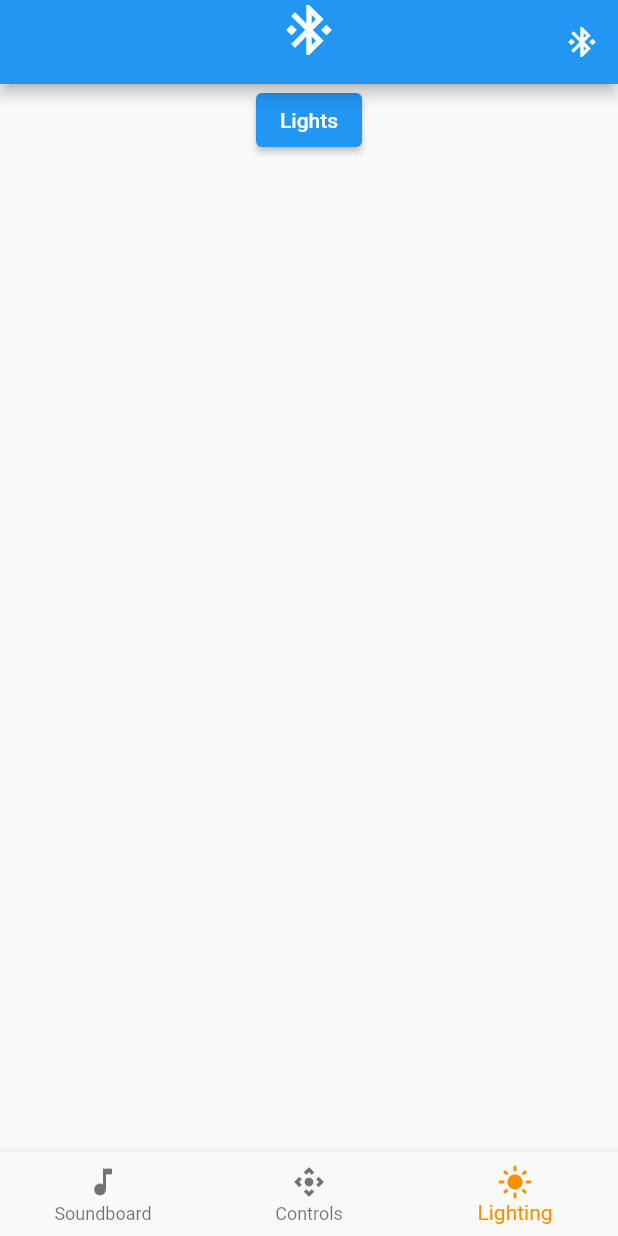
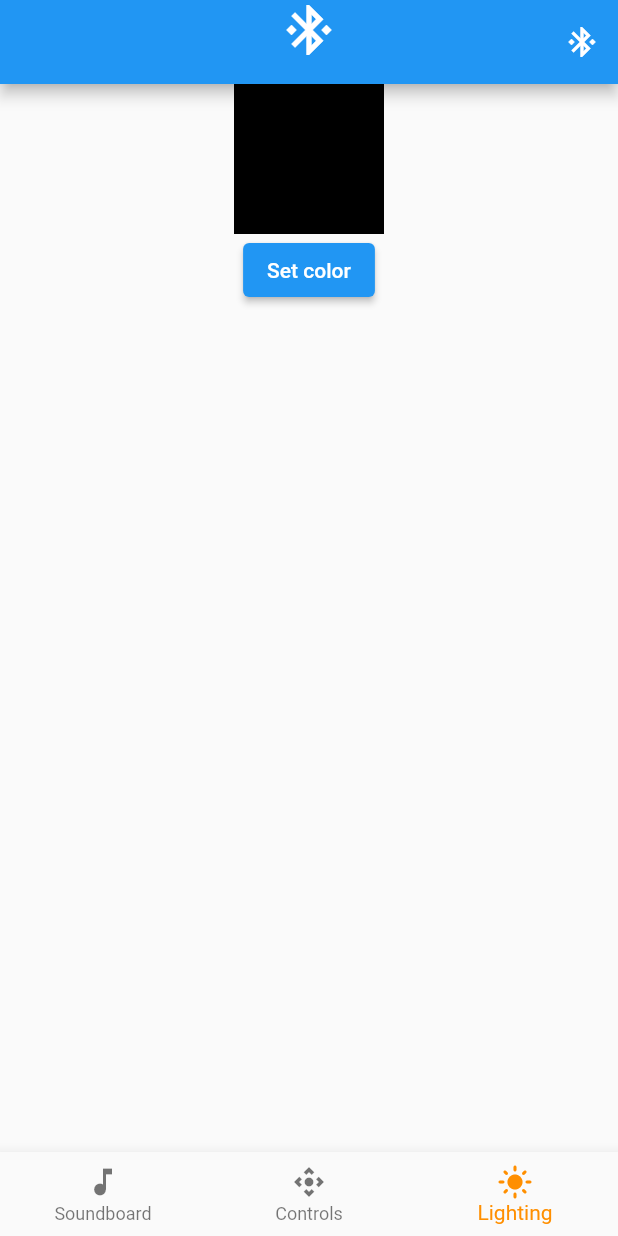
Before and after one commit to tipeJ/Moodlight, a Flutter app: the screen it shows after launch, item 3 of the bottom bar chosen, on a phone screen of 412 x 824 dp. Run offline on Flutter 3.47's test engine with Material 2 defaults, Android fonts, the phone set to English and light mode, and no system bars; our stand-ins replace audioplayers, flutter_blue_plus, flutter_colorpicker.

Commit message:
Added better light selection

```diff
--- a/lib/UI/screens/lighting_screen.dart
+++ b/lib/UI/screens/lighting_screen.dart
@@ -1,6 +1,17 @@
 import 'package:flutter/material.dart';
+import 'package:flutter_colorpicker/flutter_colorpicker.dart';
 import 'package:moodlight/UI/screens/screens.dart';
+import 'package:moodlight/models/models.dart';
 import 'package:provider/provider.dart';
+
+class LightingProvider extends ChangeNotifier {
+  SolidLightConfiguration? currentConfig;
+
+  void set_light_config(SolidLightConfiguration config) {
+    currentConfig = config;
+    notifyListeners();
+  }
+}
 
 class LightingScreen extends StatelessWidget {
   const LightingScreen({Key? key}) : super(key: key);
@@ -9,12 +20,80 @@
   Widget build(BuildContext context) {
     return Column(
       children: [
+        // Rectangle showing the current color
+        GestureDetector(
+          onTap: () async {
+            Color preColor =
+                Provider.of<LightingProvider>(context, listen: false)
+                            .currentConfig ==
+                        null
+                    ? Colors.black
+                    : Color.fromARGB(
+                        Provider.of<LightingProvider>(context, listen: false)
+                            .currentConfig!
+                            .white,
+                        Provider.of<LightingProvider>(context, listen: false)
+                            .currentConfig!
+                            .red,
+                        Provider.of<LightingProvider>(context, listen: false)
+                            .currentConfig!
+                            .green,
+                        Provider.of<LightingProvider>(context, listen: false)
+                            .currentConfig!
+                            .blue);
+            // Use FlutterColorPicker to select a color
+            Color? result = await showDialog(
+                context: context,
+                builder: ((context) {
+                  Color _currentColor = preColor;
+                  return AlertDialog(
+                    title: const Text("Pick a color"),
+                    content: SingleChildScrollView(
+                      child: ColorPicker(
+                        pickerColor: preColor,
+                        onColorChanged: (color) {
+                          _currentColor = color;
+                        },
+                        pickerAreaHeightPercent: 0.8,
+                      ),
+                    ),
+                    actions: [
+                      ElevatedButton(
+                          onPressed: () {
+                            Navigator.of(context).pop(_currentColor);
+                          },
+                          child: const Text("Close"))
+                    ],
+                  );
+                }));
+
+            if (result == null) return;
+            Provider.of<LightingProvider>(context, listen: false)
+                .set_light_config(SolidLightConfiguration(
+              red: result.red,
+              green: result.green,
+              blue: result.blue,
+              white: result.alpha,
+            ));
+          },
+          child: Container(
+            width: 100,
+            height: 100,
+            color: Provider.of<LightingProvider>(context).currentConfig == null
+                ? Colors.black
+                : Color.fromARGB(
+                    Provider.of<LightingProvider>(context).currentConfig!.white,
+                    Provider.of<LightingProvider>(context).currentConfig!.red,
+                    Provider.of<LightingProvider>(context).currentConfig!.green,
+                    Provider.of<LightingProvider>(context).currentConfig!.blue),
+          ),
+        ),
         ElevatedButton(
             onPressed: () {
               Provider.of<ConnectionProvider>(context, listen: false)
                   .send_light_setting();
             },
-            child: Text("Lights")),
+            child: Text("Set color")),
       ],
     );
   }
--- a/lib/main.dart
+++ b/lib/main.dart
@@ -27,8 +27,11 @@
           // is not restarted.
           primarySwatch: Colors.blue,
         ),
-        home: ChangeNotifierProvider<ConnectionProvider>(
-          create: (_) => ConnectionProvider(),
+        home: MultiProvider(
+          providers: [
+            ChangeNotifierProvider(create: (_) => LightingProvider()),
+            ChangeNotifierProvider(create: (_) => ConnectionProvider()),
+          ],
           child: Navigator(
             initialRoute: 'main',
             onGenerateRoute: (settings) {
--- /dev/null
+++ b/lib/models/light_configs.dart
@@ -0,0 +1,21 @@
+class SolidLightConfiguration {
+  final int red;
+  final int green;
+  final int blue;
+  final int white;
+
+  SolidLightConfiguration(
+      {required this.red,
+      required this.green,
+      required this.blue,
+      required this.white});
+
+  Map<String, dynamic> toJson() {
+    return {
+      'red': red,
+      'green': green,
+      'blue': blue,
+      'white': white,
+    };
+  }
+}
--- /dev/null
+++ b/lib/models/models.dart
@@ -0,0 +1 @@
+export 'light_configs.dart';
```
